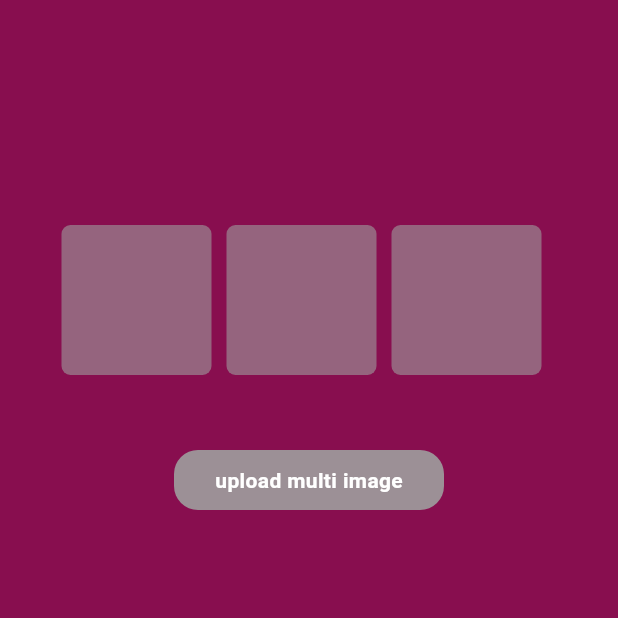
After one commit to He9sham/strong-logic, a Flutter app: the UploadMultiImages screen opened directly, after a tap on "upload multi image", on a phone screen of 412 x 824 dp, the top half of it. The commit adds this screen. Run offline on Flutter 3.47's test engine with Material 3 defaults, Android fonts, the light colour scheme and no system bars; our stand-ins replace image_picker.

Commit message:
Add upload multi-images and video screens; update upload image documentation

```diff
--- a/lib/root.dart
+++ b/lib/root.dart
@@ -4,6 +4,8 @@ import 'package:strong_logic/screens/multi_selection.dart';
 import 'package:strong_logic/screens/single_selection.dart';
 import 'package:strong_logic/screens/toggle.dart';
 import 'package:strong_logic/screens/upload_image.dart';
+import 'package:strong_logic/screens/upload_multi_images.dart';
+import 'package:strong_logic/screens/upload_video.dart';
 
 class Root extends StatefulWidget {
   const Root({super.key});
@@ -20,6 +22,8 @@ class _RootState extends State<Root> {
     MultiImage(),
     MultiSelection(),
     UploadImage(),
+    UploadMultiImages(),
+    UploadVideo(),
   ];
   int pageIndex = 0;
   @override
--- a/lib/screens/upload_image.dart
+++ b/lib/screens/upload_image.dart
@@ -12,7 +12,7 @@ class UploadImage extends StatefulWidget {
 
 class _UploadImageState extends State<UploadImage> {
   XFile? selectedImage;
-
+  /// upload image
   Future<void> uploadImage() async {
     final pickedImage = await ImagePicker().pickImage(
       source: ImageSource.gallery,
--- /dev/null
+++ b/lib/screens/upload_multi_images.dart
@@ -0,0 +1,113 @@
+import 'dart:io';
+
+import 'package:flutter/material.dart';
+import 'package:image_picker/image_picker.dart';
+
+class UploadMultiImages extends StatefulWidget {
+  const UploadMultiImages({super.key});
+
+  @override
+  State<UploadMultiImages> createState() => _UploadMultiImagesState();
+}
+
+class _UploadMultiImagesState extends State<UploadMultiImages> {
+  List<XFile?> selectedMultiImage = [null, null, null];
+
+  /// upload multi image
+  Future<void> uploadMultiImage() async {
+    final selectedImage = await ImagePicker().pickMultiImage(limit: 3);
+
+    for (int i = 0; i < 3; i++) {
+      selectedMultiImage[i] = i < selectedImage.length
+          ? selectedImage[i]
+          : null;
+    }
+    setState(() {});
+  }
+
+  @override
+  Widget build(BuildContext context) {
+    return Scaffold(
+      backgroundColor: Colors.pink.shade900,
+
+      body: Center(
+        child: Column(
+          children: [
+            SizedBox(height: 150),
+
+            // show there image
+            SingleChildScrollView(
+              scrollDirection: Axis.horizontal,
+              child: Row(
+                children: List.generate(selectedMultiImage.length, (index) {
+                  final image = selectedMultiImage[index];
+                  return Container(
+                    margin: EdgeInsets.only(right: 10),
+                    height: 100,
+                    width: 100,
+                    decoration: BoxDecoration(
+                      borderRadius: BorderRadius.circular(6),
+                      color: Colors.grey.withValues(alpha: 0.6),
+                    ),
+                    child: image == null ? null : Image.file(File(image.path)),
+                  );
+                }),
+              ),
+            ),
+
+            SizedBox(height: 50),
+
+            // buttom upload image
+            GestureDetector(
+              onTap: uploadMultiImage,
+              child: Container(
+                height: 40,
+                width: 180,
+                decoration: BoxDecoration(
+                  borderRadius: BorderRadius.circular(16),
+                  color: Colors.grey.withValues(alpha: 0.9),
+                ),
+                child: Center(
+                  child: Text(
+                    'upload multi image',
+                    style: TextStyle(
+                      color: Colors.white,
+                      fontWeight: FontWeight.bold,
+                    ),
+                  ),
+                ),
+              ),
+            ),
+            SizedBox(height: 20),
+            // buttom remove image
+            if (selectedMultiImage.any((image) => image != null))
+              GestureDetector(
+                onTap: () {
+                  setState(() {
+                    selectedMultiImage = [null, null, null];
+                  });
+                },
+                child: Container(
+                  height: 40,
+                  width: 180,
+                  decoration: BoxDecoration(
+                    borderRadius: BorderRadius.circular(16),
+                    color: Colors.red.withValues(alpha: 0.9),
+                  ),
+                  child: Center(
+                    child: Text(
+                      'remove images',
+                      style: TextStyle(
+                        color: Colors.white,
+                        fontWeight: FontWeight.bold,
+                      ),
+                    ),
+                  ),
+                ),
+              ),
+          ],
+        ),
+      ),
+    );
+  }
+}
```
Also changed, not shown: lib/screens/upload_video.dart (added, +48 -0 lines).
